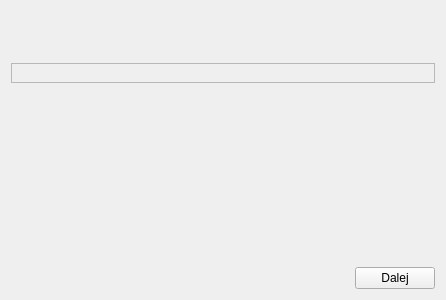
This is app/testpageform.ui in wiacekmarcin/StanowiskoChemiczne as Qt 5 draws it before an edit. The edited form follows.
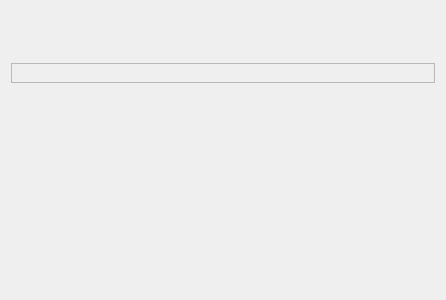
This is the edited form.

The edit to the form file:
```diff
--- a/app/testpageform.ui
+++ b/app/testpageform.ui
@@ -76,30 +76,6 @@
      </property>
     </spacer>
    </item>
-   <item>
-    <layout class="QHBoxLayout" name="horizontalLayout_3">
-     <item>
-      <spacer name="horizontalSpacer_3">
-       <property name="orientation">
-        <enum>Qt::Horizontal</enum>
-       </property>
-       <property name="sizeHint" stdset="0">
-        <size>
-         <width>40</width>
-         <height>20</height>
-        </size>
-       </property>
-      </spacer>
-     </item>
-     <item>
-      <widget class="QPushButton" name="pbNext">
-       <property name="text">
-        <string>Dalej</string>
-       </property>
-      </widget>
-     </item>
-    </layout>
-   </item>
   </layout>
  </widget>
  <resources/>
```
